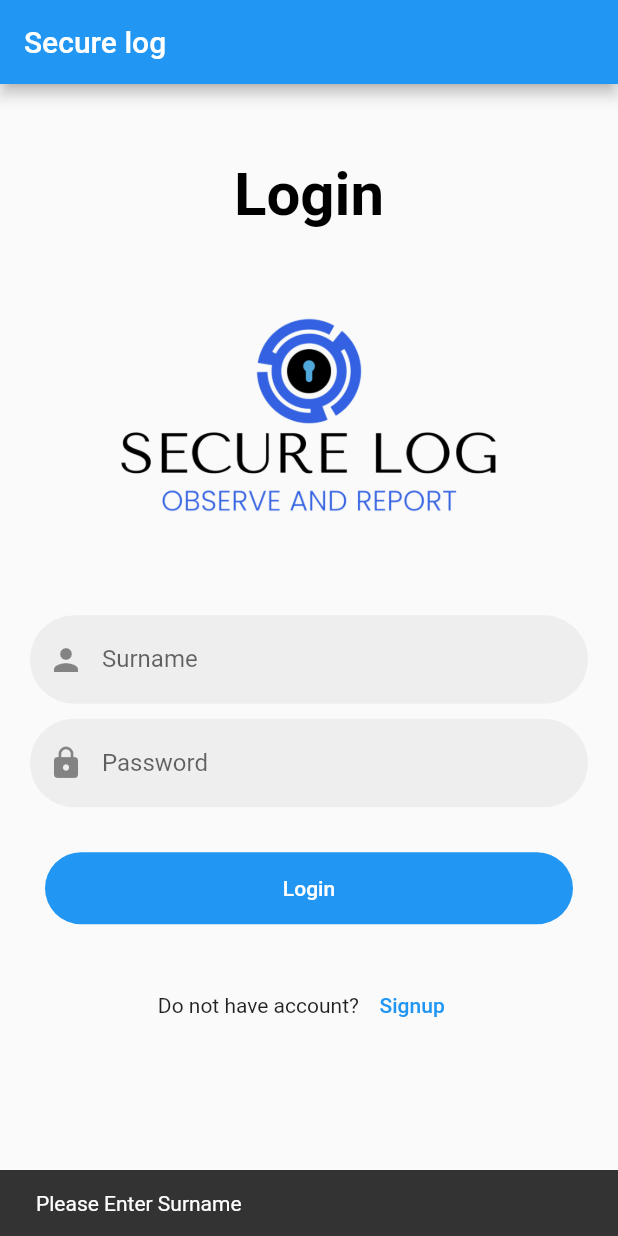
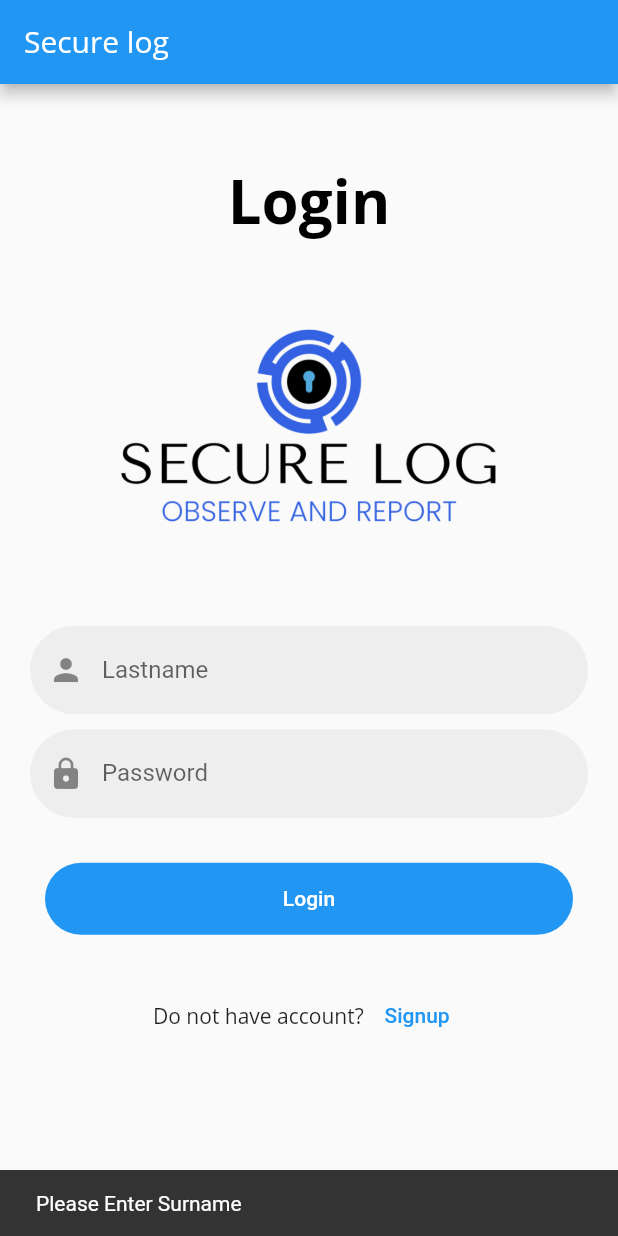
Before and after one commit to Oldwarrior62/e_slb-master, a Flutter app: the screen it shows after launch, after a tap on "Login", on a phone screen of 412 x 824 dp. Run offline on Flutter 3.47's test engine with Material 2 defaults, Android fonts, the phone set to English and light mode, and no system bars; our stand-ins replace equatable, flutter_bloc, flutter_datetime_picker, geocoding, geolocator, google_maps_flutter and 8 more; accounts and stored records are empty.

Commit message:
march-03-24

```diff
--- a/lib/appendices/appendices_drawer.dart
+++ b/lib/appendices/appendices_drawer.dart
@@ -150,8 +150,7 @@ class _AppendicesDrawerState extends State<AppendicesDrawer> {
             _buildListTile('Note Taking', Icons.notes, () {
               Navigator.of(context).pushReplacementNamed(NoteTaking.routeName);
             }),
-            _buildListTile('Discription of Persons/Vehicles', Icons.person_3,
-                () {
+            _buildListTile('Discription of Persons/Vehicles', Icons.person, () {
               Navigator.of(context)
                   .pushReplacementNamed(DiscriptionOfPerson.routeName);
             }),
@@ -167,7 +166,7 @@ class _AppendicesDrawerState extends State<AppendicesDrawer> {
               Navigator.of(context)
                   .pushReplacementNamed(PhoneticAlphabit.routeName);
             }),
-            _buildListTile('Patrols', Icons.person_2, () {
+            _buildListTile('Patrols', Icons.person, () {
               Navigator.of(context).pushReplacementNamed(Patrols.routeName);
             }),
             _buildListTile(
--- a/lib/appendices/main_appendices.dart
+++ b/lib/appendices/main_appendices.dart
@@ -40,7 +40,7 @@ class _AppendicesMainState extends State<AppendicesMain> {
             children: [
               Column(
                 children: [
-                  Icon(Icons.person_2_outlined),
+                  Icon(Icons.person),
                   // getTextFormField(
                   //     controller: _conUserName,
                   //     icon: Icons.person,
--- a/lib/main.dart
+++ b/lib/main.dart
@@ -10,8 +10,10 @@ import 'package:flutter_complete_guide/Bloc/Notes/notesCubit.dart';
 import 'package:flutter_complete_guide/Bloc/User/userCubit.dart';
 import 'package:flutter_complete_guide/Bloc/User/userState.dart';
 import 'package:flutter_complete_guide/appendices/10_codes_display.dart';
+import 'package:flutter_complete_guide/widgets/change_password.dart';
 import 'package:flutter_complete_guide/widgets/detail.dart';
 import 'package:flutter_complete_guide/widgets/google_map.dart';
+import 'package:flutter_complete_guide/widgets/verify.dart';
 import 'package:flutter_complete_guide/widgets/signature.dart';
 import 'package:flutter_complete_guide/widgets/splash_screen.dart';
 import 'package:flutter_complete_guide/widgets/updateProfile.dart';
@@ -126,6 +128,9 @@ class MyApp extends StatelessWidget {
             TenCodesDisplay.routeName: (context) => TenCodesDisplay(),
             GetLocation.routeName: ((context) => GetLocation()),
             DetailScreen.routeName: (context) => DetailScreen(),
+            VerifyScreen.routeName: (context) => VerifyScreen(),
+            ChangePasswordScreen.routeName: ((context) =>
+                ChangePasswordScreen())
           },
         ),
       ),
--- a/lib/models/UserModel.dart
+++ b/lib/models/UserModel.dart
@@ -32,6 +32,7 @@ class UserModel {
   String? securityLicenseExpiryDate;
   String? ofaExpiryDate;
   String? ofaLevel;
+  String? isLogin;
 
   UserModel(
       {this.userId,
@@ -44,7 +45,8 @@ class UserModel {
       this.ofa,
       this.securityLicenseExpiryDate,
       this.ofaExpiryDate,
-      this.ofaLevel});
+      this.ofaLevel,
+      this.isLogin});
 
   // Future<int> saveData(UserModel user) async {
   //   var dbClient = await _db;
@@ -67,6 +69,7 @@ class UserModel {
     this.securityLicenseExpiryDate = obj['securityLicenseExpiryDate'];
     this.ofaExpiryDate = obj['ofaExpiryDate'];
     this.ofaLevel = obj['ofaLevel'];
+    this.isLogin = obj['isLogin'].toString();
   }
   Map<String, dynamic> toMap() {
     var map = <String, dynamic>{
@@ -77,7 +80,8 @@ class UserModel {
       'image': image,
       'securityLicenseExpiryDate': securityLicenseExpiryDate,
       'ofaExpiryDate': ofaExpiryDate,
-      'ofaLevel': ofaLevel
+      'ofaLevel': ofaLevel,
+      'isLogin': isLogin
     };
     return map;
   }
--- a/lib/widgets/SignupForm.dart
+++ b/lib/widgets/SignupForm.dart
@@ -55,7 +55,8 @@ class _SignupFormState extends State<SignupForm> {
             surname: surname,
             email: email,
             password: passwd,
-            image: String.fromCharCodes(File(img!.path).readAsBytesSync()));
+            image: String.fromCharCodes(File(img!.path).readAsBytesSync()),
+            isLogin: "true");
         db.saveData(uModel).then(
           (value) {
             if (value == -1) {
--- a/lib/widgets/getLocation.dart
+++ b/lib/widgets/getLocation.dart
@@ -69,7 +69,7 @@ Future<void> getCurrentPosition(BuildContext context) async {
   if (!hasPermission) return;
   try {
     await Geolocator.getCurrentPosition(desiredAccuracy: LocationAccuracy.high)
-        .timeout(Duration(seconds: 10))
+        .timeout(Duration(seconds: 30))
         .then((Position position) async {
       provider.location =
           await getAddressFromLatLng(position, provider.location);
@@ -83,8 +83,8 @@ Future<void> getCurrentPosition(BuildContext context) async {
               position.latitude, position.longitude);
           context.read<UserCubit>().setPosition(position);
           if (w.temperature != null)
-            provider.weather =
-                "${w.weatherDescription} ${w.temperature!.celsius.toString().substring(0, 4)} C";
+            context.read<DailyReportsCubit>().setWeather(
+                "${w.weatherDescription} ${w.temperature!.celsius.toString().substring(0, 4)} C");
         } catch (e) {
           provider.location = "";
           provider.weather = "";
--- a/lib/widgets/header_info.dart
+++ b/lib/widgets/header_info.dart
@@ -1,7 +1,5 @@
 // ignore_for_file: must_be_immutable
 
-import 'package:expandable/expandable.dart';
-import 'package:flutter/foundation.dart';
 import 'package:flutter/material.dart';
 import 'package:flutter_bloc/flutter_bloc.dart';
 import 'package:flutter_complete_guide/Bloc/Company/company_state.dart';
@@ -62,7 +60,7 @@ class _HeaderInfoState extends State<HeaderInfo> {
                             fontFamily: context.watch<UserCubit>().state.font),
                       )
                     : Image.asset(
-                        'lib/images/logo.png',
+                        'lib/images/logo-transparent-png.png',
                         width: MediaQuery.of(context).size.width * .2,
                       ),
                 const SizedBox(
--- a/lib/widgets/loginForm.dart
+++ b/lib/widgets/loginForm.dart
@@ -5,6 +5,7 @@ import 'package:flutter_bloc/flutter_bloc.dart';
 import 'package:flutter_complete_guide/Bloc/User/userCubit.dart';
 import 'package:flutter_complete_guide/comm/loading.dart';
 import 'package:flutter_complete_guide/widgets/main_log_entry.dart';
+import 'package:flutter_complete_guide/widgets/verify.dart';
 import '../comm/commHelper.dart';
 import '../comm/genLoginSignupHeader.dart';
 import '../comm/genTextFormField.dart';
@@ -23,6 +24,7 @@ class _LoginFormState extends State<LoginForm> {
   final _conUserId = TextEditingController();
   final _conPassword = TextEditingController();
   var dbHelper;
+  String? userData;
 
   @override
   void initState() {
@@ -34,6 +36,7 @@ class _LoginFormState extends State<LoginForm> {
 
   getfont() async {
     SharedPreferences sp = await SharedPreferences.getInstance();
+    userData = sp.getString("userData");
     bool? dyslexic = sp.getBool("dyslexic");
     if (dyslexic != null) {
       BlocProvider.of<UserCubit>(context).state.isDyslexic = dyslexic;
@@ -45,6 +48,7 @@ class _LoginFormState extends State<LoginForm> {
     } else {
       BlocProvider.of<UserCubit>(context).state.font = "OpenSans";
     }
+    setState(() {});
   }
 
   login() async {
@@ -104,7 +108,7 @@ class _LoginFormState extends State<LoginForm> {
                   getTextFormField(
                       controller: _conUserId,
                       icon: Icons.person,
-                      hintName: 'Surname'),
+                      hintName: 'Lastname'),
                   SizedBox(height: 10.0),
                   getTextFormField(
                     controller: _conPassword,
@@ -128,7 +132,8 @@ class _LoginFormState extends State<LoginForm> {
                       borderRadius: BorderRadius.circular(30.0),
                     ),
                   ),
-                  Container(
+                  userData == null
+                      ? Container(
                           child: Row(
                             mainAxisAlignment: MainAxisAlignment.center,
                             children: [
@@ -152,6 +157,23 @@ class _LoginFormState extends State<LoginForm> {
                               )
                             ],
                           ),
+                        )
+                      : Container(
+                          child: Row(
+                            mainAxisAlignment: MainAxisAlignment.center,
+                            children: [
+                              TextButton(
+                                child: Text(
+                                  'Forgot Password?',
+                                  selectionColor: Colors.blue,
+                                ),
+                                onPressed: () {
+                                  Navigator.pushNamed(
+                                      context, VerifyScreen.routeName);
+                                },
+                              )
+                            ],
+                          ),
                         ),
                 ],
               ),
--- a/lib/widgets/splash_screen.dart
+++ b/lib/widgets/splash_screen.dart
@@ -26,8 +26,14 @@ class _SplashScreenState extends State<SplashScreen> {
     SharedPreferences sp = await SharedPreferences.getInstance();
     String? data = sp.getString("userData");
     UserModel? userData;
-    if (data != null && data != "") {
+    if (data == null) {
+      Navigator.pushAndRemoveUntil(
+          context,
+          MaterialPageRoute(builder: (_) => LoginForm()),
+          (Route<dynamic> route) => false);
+    } else {
       userData = UserModel.fromMap(jsonDecode(data));
+      if (userData.isLogin == "true") {
         BlocProvider.of<UserCubit>(context).setUser(userData);
         Navigator.pushAndRemoveUntil(
             context,
@@ -38,6 +44,7 @@ class _SplashScreenState extends State<SplashScreen> {
             context,
             MaterialPageRoute(builder: (_) => LoginForm()),
             (Route<dynamic> route) => false);
+      }
     }
   }
 
--- a/pubspec.yaml
+++ b/pubspec.yaml
@@ -70,6 +70,7 @@ flutter:
 
   # To add assets to your application, add an assets section, like this:
   assets:
+    - lib/images/
     - lib/images/logo-transparent-png.png
     - lib/images/Biohazardous.png
     - lib/images/Causing_other toxic_effects.png
```
Also changed, not shown: lib/DatabaseHandler/DbHelper.dart (+7 -1 lines), lib/widgets/change_password.dart (added, +104 -0 lines), lib/widgets/log_info_list.dart (+10 -6 lines), lib/widgets/main_drawer.dart (+8 -1 lines), lib/widgets/main_log_entry.dart (+10 -1 lines), lib/widgets/verify.dart (added, +87 -0 lines), lib/images/logo.png (added). Lines whose indentation alone changed are shown as unchanged.
